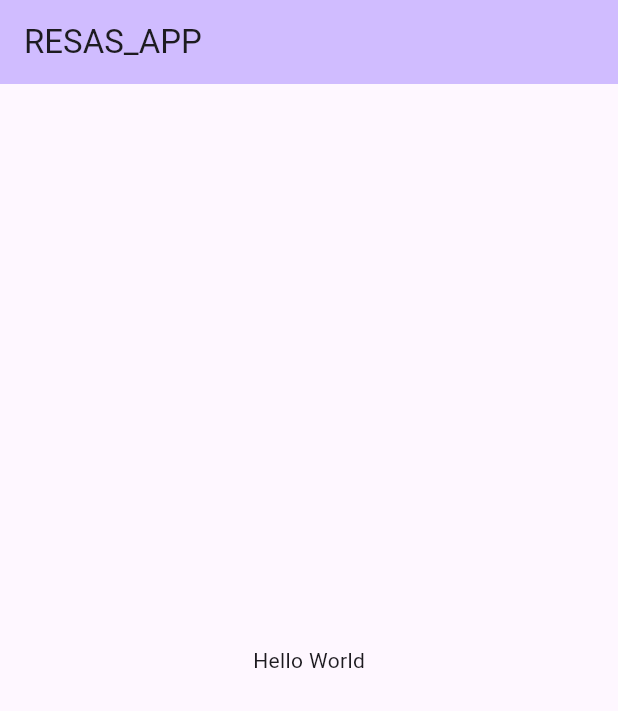
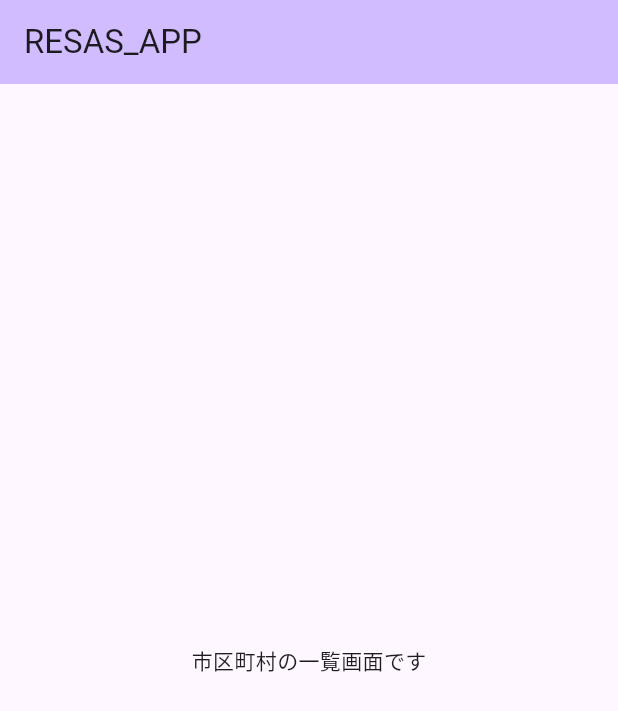
Before and after one commit to tetsucafe/resas_app_re, a Flutter app: the screen it shows after launch, on a phone screen of 412 x 824 dp. Shown: the top 711 px of the screen. Run offline on Flutter 3.47's test engine with Material 3 defaults, Android fonts, the phone set to English and light mode, and no system bars.

Commit message:
「市区町村の一覧画面です」に文字変更

```diff
--- a/lib/main.dart
+++ b/lib/main.dart
@@ -21,7 +21,7 @@ class MyApp extends StatelessWidget {
           title: const Text('RESAS_APP'),
         ),
         body: const Center(
-          child: Text('Hello World'),
+          child: Text('市区町村の一覧画面です'),
         ),
       ),
     );
```
